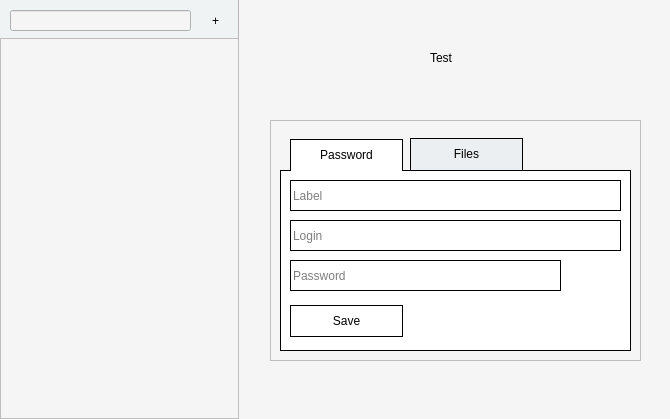
Qt form mainwindow.ui (jwdeitch/simplesafe) before a commit.
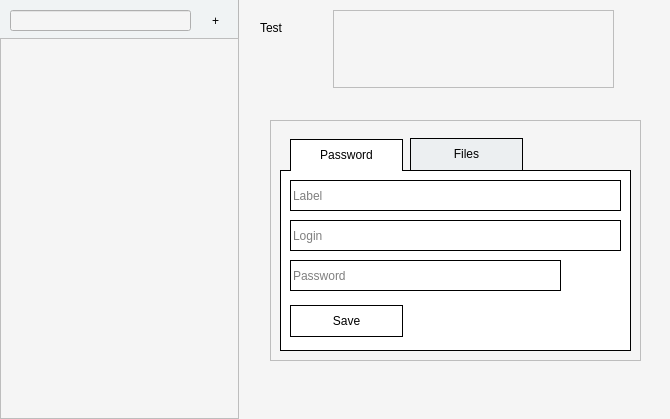
The same form after that commit. Icons and pictures are not drawn.

```diff
--- a/mainwindow.ui
+++ b/mainwindow.ui
@@ -60,8 +60,8 @@
   <widget class="QLabel" name="selectedNameLabel">
    <property name="geometry">
     <rect>
-     <x>430</x>
-     <y>50</y>
+     <x>260</x>
+     <y>20</y>
      <width>60</width>
      <height>16</height>
     </rect>
@@ -321,6 +321,16 @@
     <enum>QFrame::Raised</enum>
    </property>
   </widget>
+  <widget class="QTextEdit" name="textEdit">
+   <property name="geometry">
+    <rect>
+     <x>333</x>
+     <y>10</y>
+     <width>281</width>
+     <height>78</height>
+    </rect>
+   </property>
+  </widget>
   <zorder>searchBackdrop</zorder>
   <zorder>listWidget</zorder>
   <zorder>selectedNameLabel</zorder>
```
Left out of the diff: 1 changed line with no effect on the pictures.
